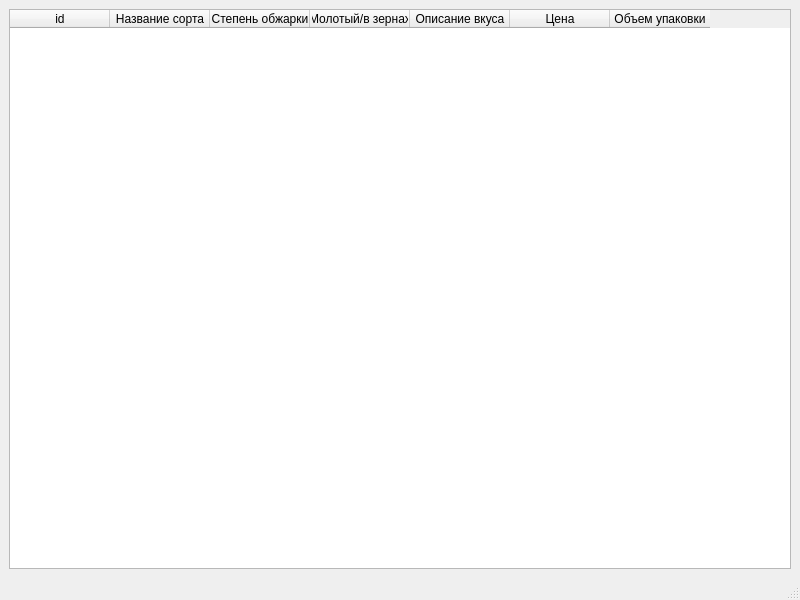
This is main.ui in IvanBrekman/coffee_description as Qt 5 draws it before an edit. The edited form follows.
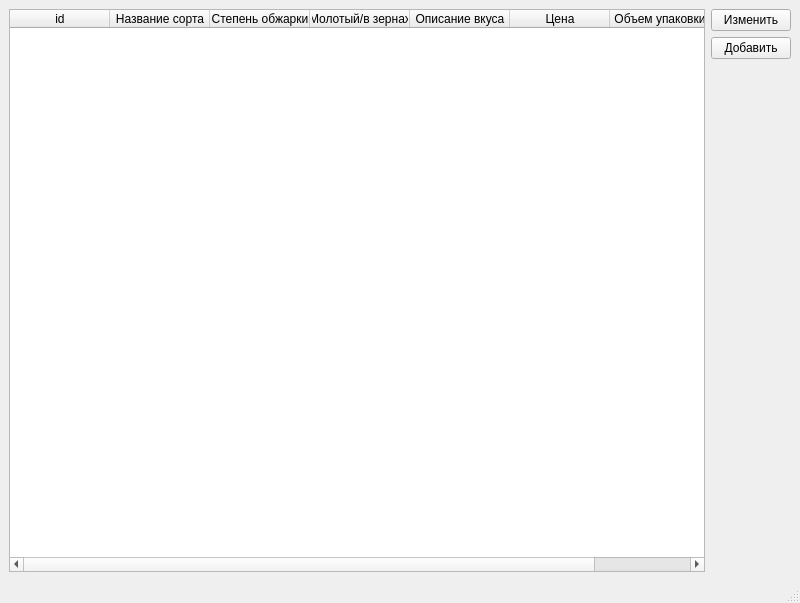
This is the edited form.

Commit message: Added functions to work with editing and adding new notes about coffee in table

The edit to the form file:
```diff
--- a/main.ui
+++ b/main.ui
@@ -7,7 +7,7 @@
     <x>0</x>
     <y>0</y>
     <width>800</width>
-    <height>600</height>
+    <height>603</height>
    </rect>
   </property>
   <property name="windowTitle">
@@ -54,6 +54,31 @@
       </column>
      </widget>
     </item>
+    <item row="0" column="2">
+     <layout class="QVBoxLayout" name="verticalLayout">
+      <item>
+       <widget class="QPushButton" name="change_btn">
+        <property name="text">
+         <string>Изменить</string>
+        </property>
+       </widget>
+      </item>
+      <item>
+       <widget class="QPushButton" name="add_btn">
+        <property name="text">
+         <string>Добавить</string>
+        </property>
+       </widget>
+      </item>
+      <item>
+       <widget class="QLabel" name="label_2">
+        <property name="text">
+         <string/>
+        </property>
+       </widget>
+      </item>
+     </layout>
+    </item>
    </layout>
   </widget>
   <widget class="QMenuBar" name="menubar">
```
The commit also changes 2 other files.
